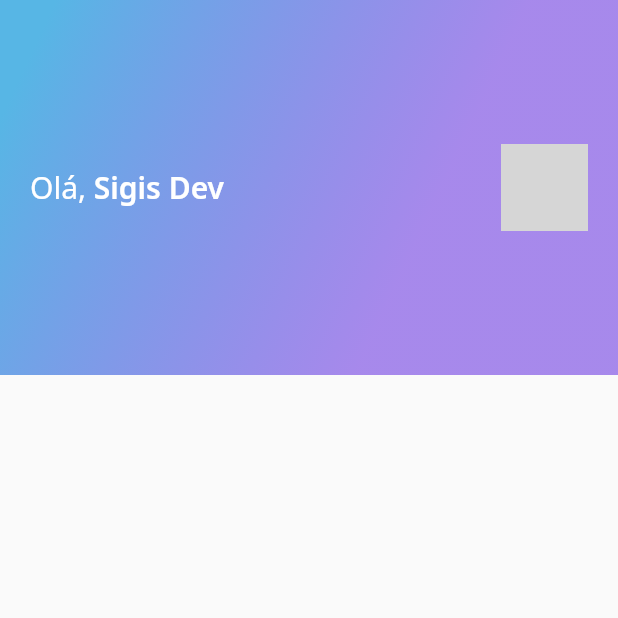
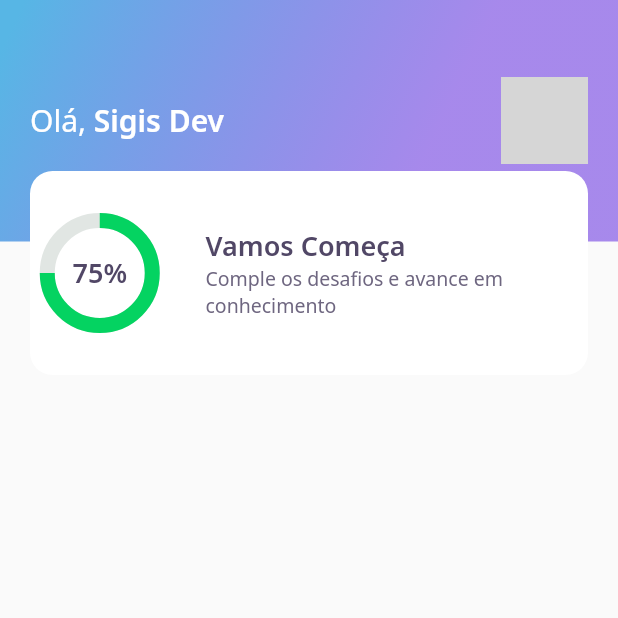
Before and after one commit to sigismundo03/devquiz, a Flutter app: the screen it shows after launch, on a phone screen of 412 x 824 dp, the top half of it. Run offline on Flutter 3.47's test engine with Material 2 defaults, Android fonts, the phone set to English and light mode, and no system bars; our stand-ins replace google_fonts; network calls fail; grey boxes are pictures that could not be loaded.

Commit message:
primeira parte do app do appbar

```diff
--- a/lib/home/widgets/apparbar/app_bar_widget.dart
+++ b/lib/home/widgets/apparbar/app_bar_widget.dart
@@ -1,5 +1,6 @@
 import 'package:DevQuiz/core/app_gradients.dart';
 import 'package:DevQuiz/core/app_text_styles.dart';
+import 'package:DevQuiz/home/widgets/scorecard/score_card_widget.dart';
 import 'package:flutter/material.dart';
 
 class AppBarWidget extends PreferredSize {
@@ -8,13 +9,17 @@ class AppBarWidget extends PreferredSize {
             preferredSize: Size.fromHeight(250),
             child: Container(
               height: 250,
+              child: Stack(
+                children: [
+                  Container(
+                    height: 161,
                     decoration: BoxDecoration(gradient: AppGradients.linear),
-              child: Padding(
                     padding: const EdgeInsets.symmetric(horizontal: 20),
                     child: Row(
                       mainAxisAlignment: MainAxisAlignment.spaceBetween,
                       children: [
-                    Text.rich(TextSpan(
+                        Text.rich(
+                          TextSpan(
                               text: "Olá, ",
                               style: AppTextStyles.title,
                               children: [
@@ -22,10 +27,8 @@ class AppBarWidget extends PreferredSize {
                                   text: "Sigis Dev",
                                   style: AppTextStyles.titleBold,
                                 ),
-                     ]
+                              ]),
                         ),
-                    ),
-
                         Container(
                           width: 58,
                           height: 58,
@@ -40,5 +43,13 @@ class AppBarWidget extends PreferredSize {
                       ],
                     ),
                   ),
+                  Align(
+                    alignment: Alignment(0.0,1.0),
+                    child: ScoreCardWidget(
+
+                    ),
+                  ),
+                ],
+              ),
             ));
 }
--- /dev/null
+++ b/lib/home/widgets/chart/chart_widget.dart
@@ -0,0 +1,38 @@
+import 'package:DevQuiz/core/app_colors.dart';
+import 'package:DevQuiz/core/app_text_styles.dart';
+import 'package:flutter/material.dart';
+
+class ChartWidget extends StatelessWidget {
+   ChartWidget({Key ? key}) : super(key: key);
+  @override
+  Widget build(BuildContext context) {
+    return Container(
+      height:70,
+      width: 70,
+      child: Stack(
+        children: [
+          Center(
+            child: Container(
+              height: 70,
+              width: 70,
+              child: CircularProgressIndicator(
+                strokeWidth: 10,
+                value: .75,
+                backgroundColor: AppColors.chartSecondary,
+                valueColor: AlwaysStoppedAnimation<Color>(AppColors.chartPrimary),
+              ),
+
+            ),
+          ),
+
+          Center(
+            child: Text(
+              "75%",
+              style: AppTextStyles.heading,
+            ),
+          )
+        ],
+      ),
+    );
+  }
+}
--- a/lib/home/widgets/scorecard/score_card_widget.dart
+++ b/lib/home/widgets/scorecard/score_card_widget.dart
@@ -1,25 +1,57 @@
+
+
+import 'package:DevQuiz/home/widgets/chart/chart_widget.dart';
+import 'package:DevQuiz/core/app_colors.dart';
+import 'package:DevQuiz/core/app_text_styles.dart';
+
+
 import 'package:flutter/material.dart';
 
 class ScoreCardWidget extends StatelessWidget {
+  ScoreCardWidget({Key ? key}) : super(key: key);
+
   @override
   Widget build(BuildContext context) {
-    return Container(
+    return Padding(
+      padding: const EdgeInsets.only(left: 20, right: 20),
+      child: Container(
+        height: 136,
+        decoration: BoxDecoration(
+          color: AppColors.white,
+          borderRadius: BorderRadius.circular(15),
+        ),
         child: Row(
+          crossAxisAlignment: CrossAxisAlignment.center,
           children: [
-          Container(
-            width: 80,
-            height: 80,
-            color: Colors.red,
+            Expanded(
+              flex: 1,
+              child: ChartWidget(),
             ),
-          Column(
+             Expanded(
+               flex: 3,
+              child: Padding(
+                padding: const EdgeInsets.only(left: 24),
+                child: Column(
+                  mainAxisAlignment: MainAxisAlignment.center,
+                  crossAxisAlignment: CrossAxisAlignment.start,
                   children: [
-              Text("Vamos Começa"),
-              Text("Comple os desafios e avance em conhecimento "),
+                    Text(
+                      "Vamos Começa",
+                      style: AppTextStyles.heading,
+                    ),
+                    Text(
+                      "Comple os desafios e avance em conhecimento",
+                      style: AppTextStyles.body,
+
+                    ),
                   ],
+                ),
+              ),
             ),
           ],
         ),
 
+      ),
     );
   }
 }
```
Lines whose indentation alone changed are shown as unchanged.
